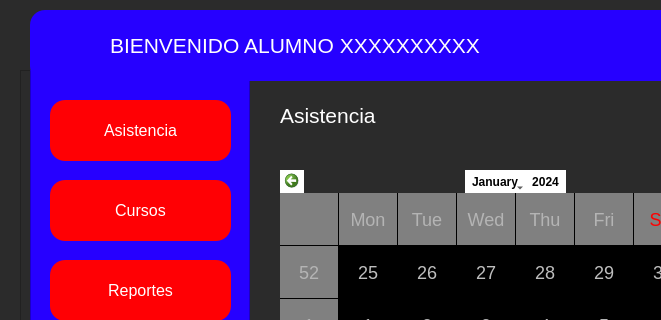
Giavic/Taller_de_software_TF, file entrar.ui: the form before one commit; both pictures show x 0 to 661 and y 0 to 320 of the 1097 by 644 pixel window.
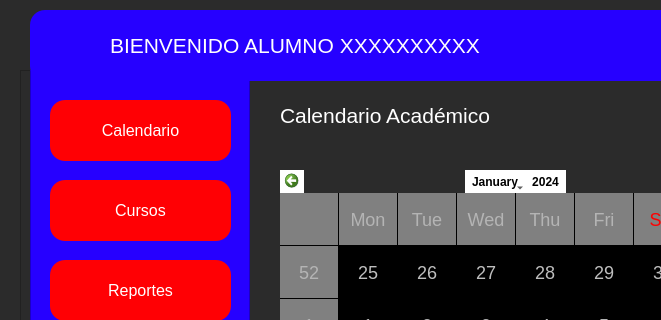
The form after the commit. Icons and pictures are not drawn.

What changed in the file:
```diff
--- a/entrar.ui
+++ b/entrar.ui
@@ -188,7 +188,7 @@
 }</string>
      </property>
      <property name="text">
-      <string>Asistencia</string>
+      <string>Calendario</string>
      </property>
     </widget>
     <widget class="QPushButton" name="pushButton_3">
@@ -348,12 +348,12 @@
         <rect>
          <x>40</x>
          <y>30</y>
-         <width>121</width>
+         <width>271</width>
          <height>31</height>
         </rect>
        </property>
        <property name="text">
-        <string>Asistencia</string>
+        <string>Calendario Académico</string>
        </property>
       </widget>
       <widget class="QCalendarWidget" name="calendarWidget">
```
